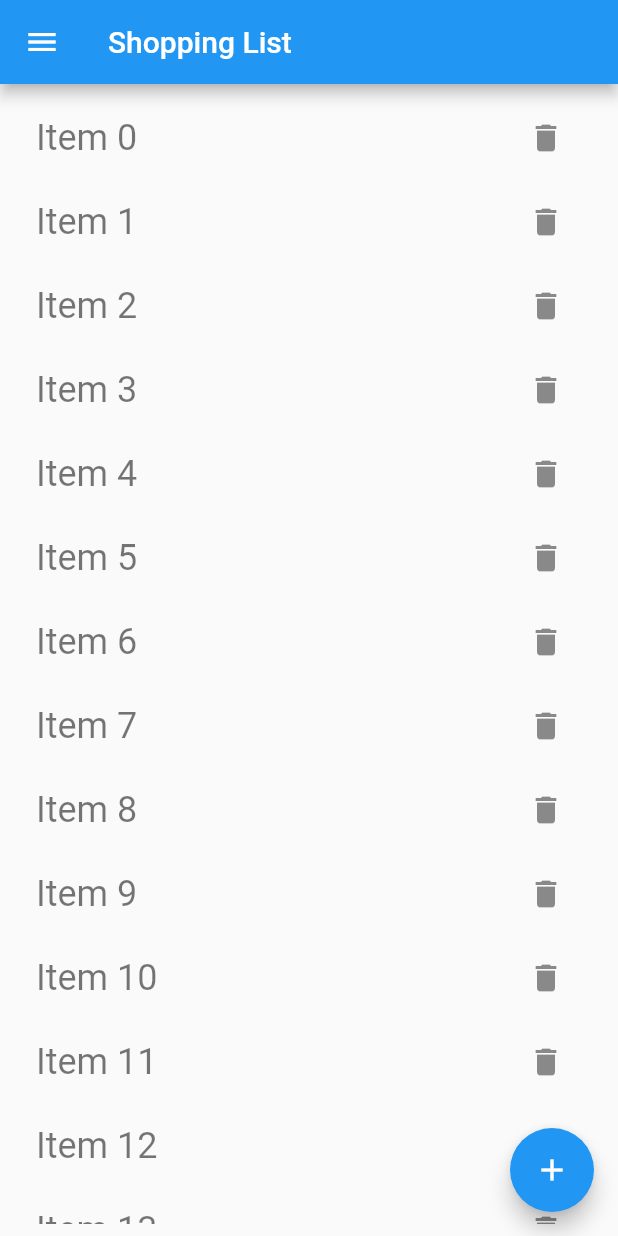
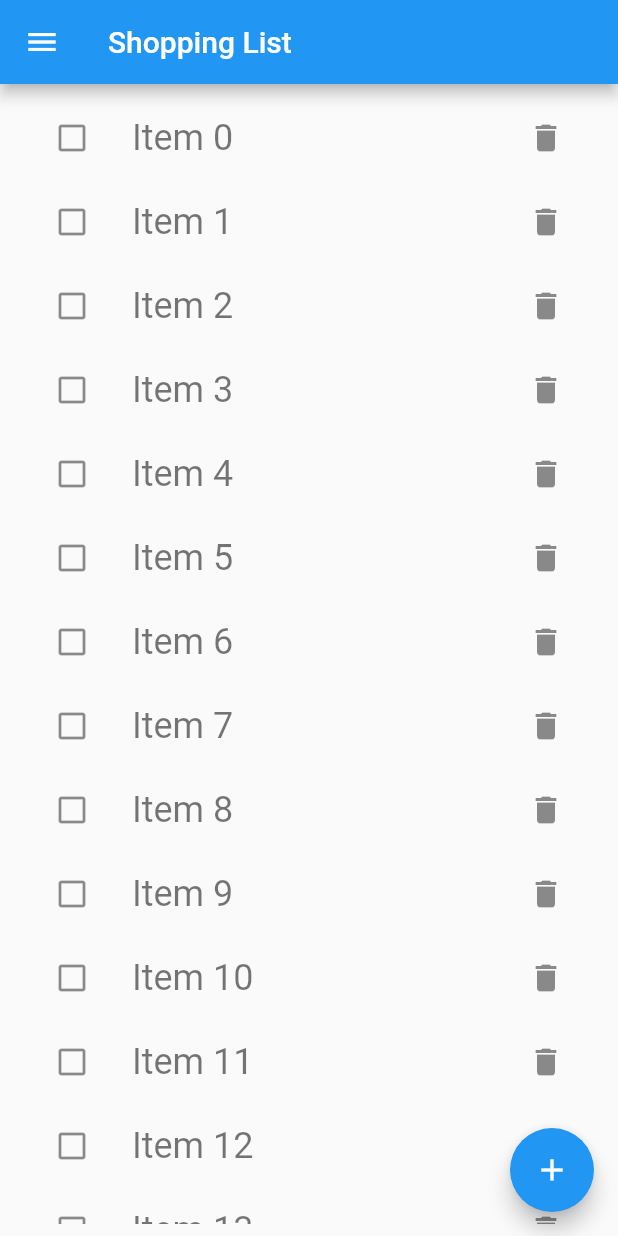
Before and after one commit to axqs/guts_sas_challenge, a Flutter app: the screen it shows after launch, on a phone screen of 412 x 824 dp. Run offline on Flutter 3.47's test engine with Material 2 defaults, Android fonts, the phone set to English and light mode, and no system bars; Roboto replaces fonts that are missing (Hind).

Commit message:
Checking I can commit

```diff
--- a/lib/ItemsList.dart
+++ b/lib/ItemsList.dart
@@ -4,7 +4,7 @@ import 'ListItem.dart';
 class ItemsList extends StatefulWidget {
 
   final List<ListItem> items;
-  const ItemsList({ Key key, this.items}) : super(key: key);
+  const ItemsList({ Key key, this.items, List<ListItem> selected}) : super(key: key);
 
   @override
   _ItemsList createState() => _ItemsList();
@@ -17,6 +17,7 @@ class _ItemsList extends State<ItemsList> {
   }
 
 
+
   Widget build(BuildContext context) {
     //List<ListItem> items = widget.items;
     return ListView.builder(
@@ -26,6 +27,19 @@ class _ItemsList extends State<ItemsList> {
         itemBuilder: (context, index) {
           ListItem item = widget.items[index];
           return ListTile(
+            leading: IconButton(
+              icon: Icon(item.selected ? Icons.check_box : Icons.check_box_outline_blank),
+              color: item.selected ? Colors.green : null,
+              onPressed: () {
+                setState(() {
+                  if (item.selected) {
+                    item.selected = false;
+                  } else {
+                    item.selected = true;
+                  }
+                });
+              },
+            ),
               title: Text(
               item.title,
               style: Theme.of(context).textTheme.display1,
--- a/lib/ListItem.dart
+++ b/lib/ListItem.dart
@@ -4,7 +4,7 @@
 class ListItem{
   String title;
   DateTime date;
+  bool selected;
 
-  ListItem(this.title, this.date);
-
+  ListItem(this.title, this.date, {this.selected=false});
 }
```
